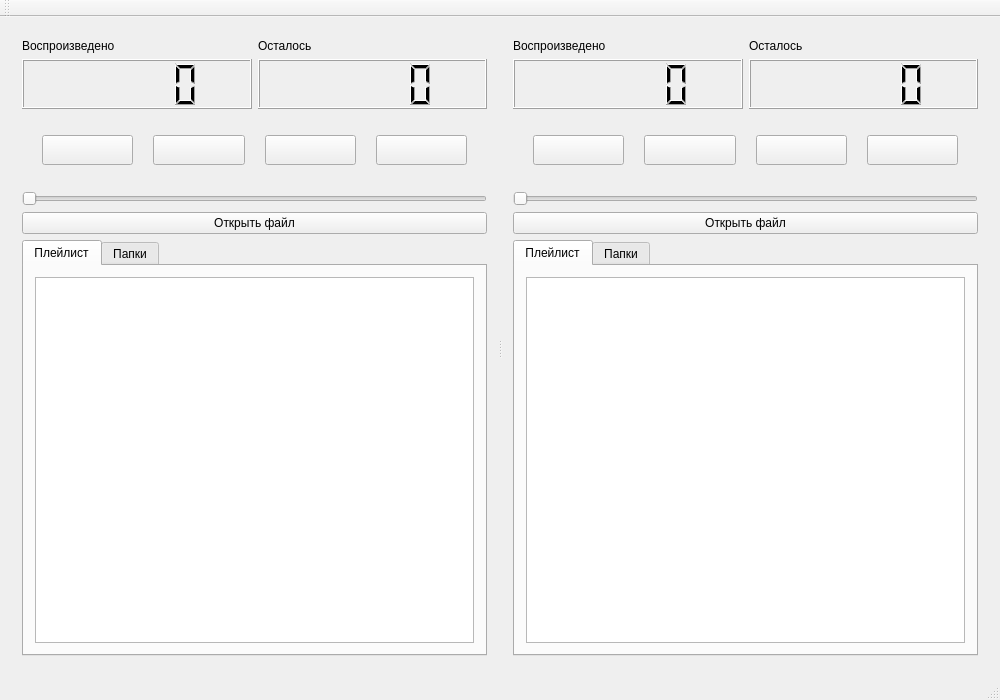
Qt form playermainwindow.ui (nelolik/RehearsalPlayer) before a commit.
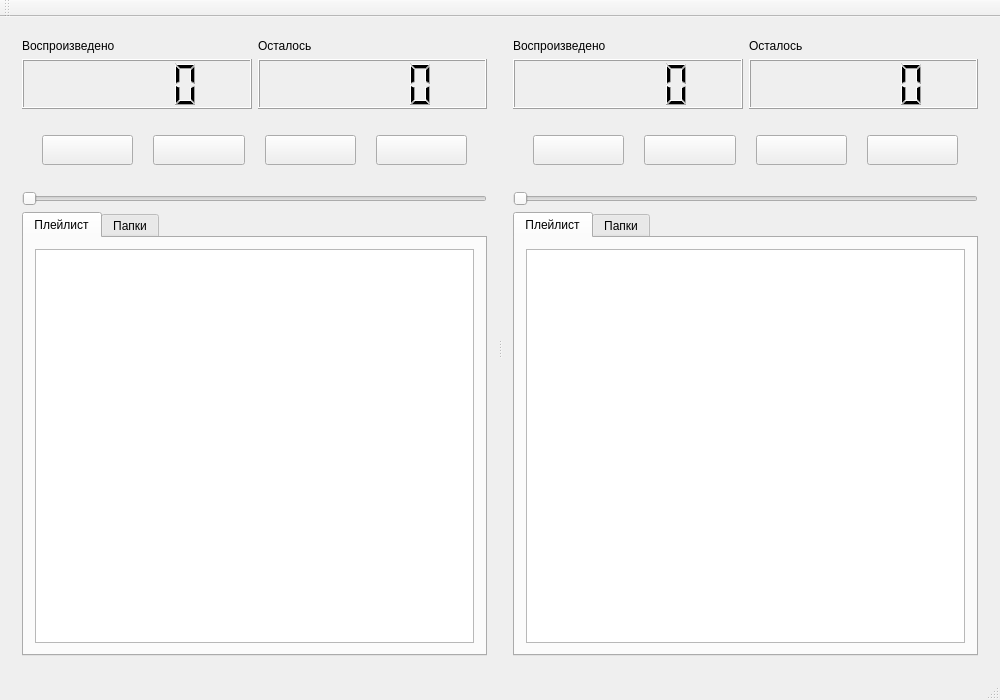
The same form after that commit. The open tabs and pages were chosen to show the change. Custom widgets are drawn as their Qt base class.

What changed in the file:
```diff
--- a/playermainwindow.ui
+++ b/playermainwindow.ui
@@ -145,13 +145,6 @@
           </property>
          </widget>
         </item>
-        <item>
-         <widget class="QPushButton" name="openFile1Button">
-          <property name="text">
-           <string>Открыть файл</string>
-          </property>
-         </widget>
-        </item>
         <item>
          <widget class="QTabWidget" name="lists1_Widget">
           <property name="currentIndex">
@@ -179,12 +172,21 @@
               <property name="defaultDropAction">
                <enum>Qt::MoveAction</enum>
               </property>
+              <property name="alternatingRowColors">
+               <bool>false</bool>
+              </property>
               <property name="selectionMode">
                <enum>QAbstractItemView::ExtendedSelection</enum>
               </property>
               <property name="selectionBehavior">
                <enum>QAbstractItemView::SelectRows</enum>
               </property>
+              <property name="verticalScrollMode">
+               <enum>QAbstractItemView::ScrollPerPixel</enum>
+              </property>
+              <property name="spacing">
+               <number>1</number>
+              </property>
              </widget>
             </item>
            </layout>
@@ -353,13 +355,6 @@
           </property>
          </widget>
         </item>
-        <item>
-         <widget class="QPushButton" name="openFile2Button">
-          <property name="text">
-           <string>Открыть файл</string>
-          </property>
-         </widget>
-        </item>
         <item>
          <widget class="QTabWidget" name="lists2_Widget">
           <property name="currentIndex">
@@ -384,12 +379,18 @@
               <property name="defaultDropAction">
                <enum>Qt::MoveAction</enum>
               </property>
+              <property name="alternatingRowColors">
+               <bool>false</bool>
+              </property>
               <property name="selectionMode">
                <enum>QAbstractItemView::ExtendedSelection</enum>
               </property>
               <property name="selectionBehavior">
                <enum>QAbstractItemView::SelectRows</enum>
               </property>
+              <property name="spacing">
+               <number>1</number>
+              </property>
              </widget>
             </item>
            </layout>
```
Left out of the diff: 4 changed lines with no effect on the pictures.
